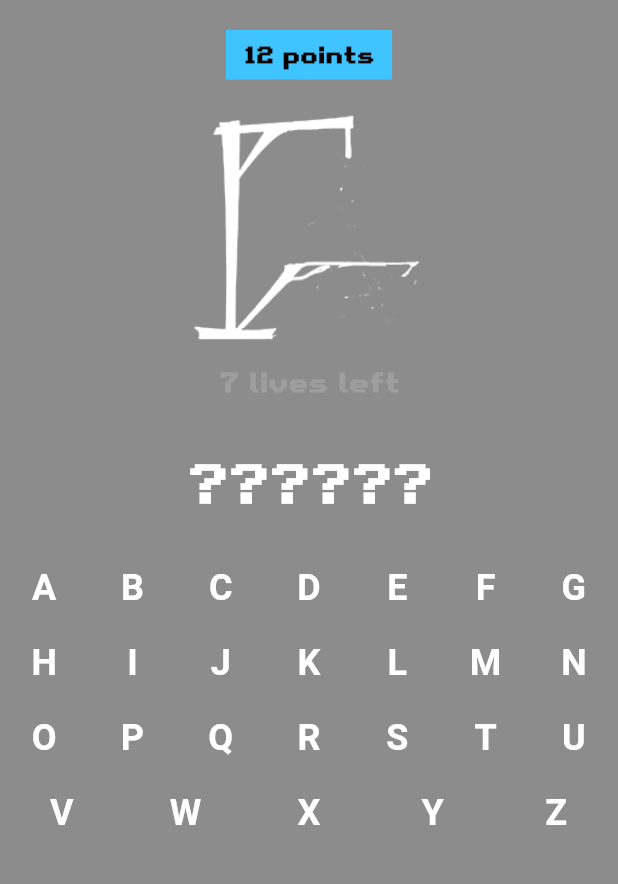
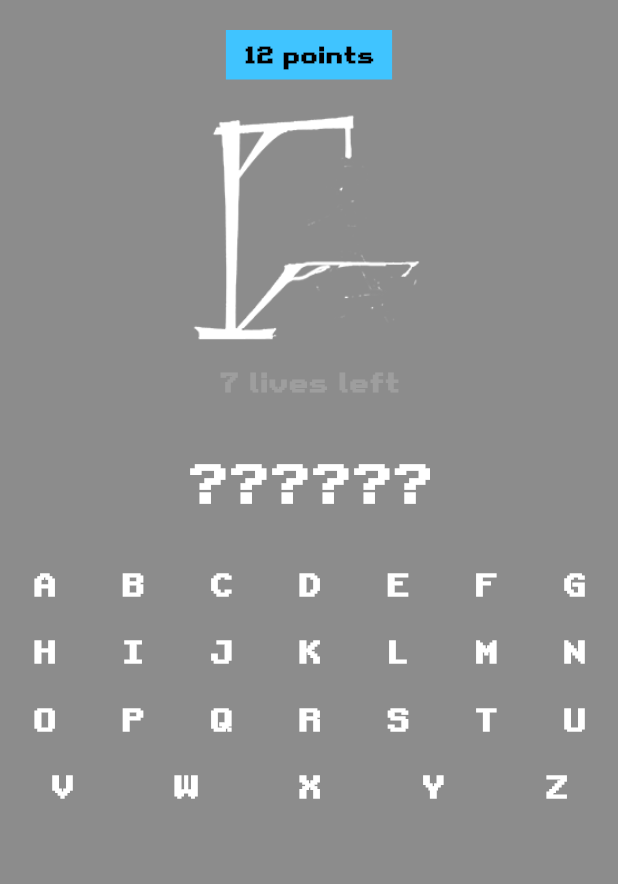
Before and after one commit to lechsebastian/hangman, a Flutter app: the screen it shows after launch, on a phone screen of 412 x 824 dp, the part 84-968 px from its top. Run offline on Flutter 3.47's test engine with Material 3 defaults, Android fonts, the phone set to English and light mode, and no system bars.

Commit message:
Change GestureDetector to InkWell in CustomKeyboard

```diff
--- a/lib/common/my_keyboard.dart
+++ b/lib/common/my_keyboard.dart
@@ -1,4 +1,5 @@
 import 'package:flutter/material.dart';
+import 'package:hangman/utils/utils.dart';
 
 class CustomKeyboard extends StatelessWidget {
   final void Function(String) onKeyPress;
@@ -33,18 +34,14 @@ class CustomKeyboard extends StatelessWidget {
   }
 
   Widget _buildKey(String key) {
-    return GestureDetector(
+    return InkWell(
       onTap: () => onKeyPress(key),
       child: Container(
         padding: const EdgeInsets.all(8),
         child: Center(
           child: Text(
             key,
-            style: const TextStyle(
-              color: Colors.white,
-              fontSize: 24,
-              fontWeight: FontWeight.w700,
-            ),
+            style: retroStyle(20, Colors.white, FontWeight.w700),
           ),
         ),
       ),
--- a/lib/pages/home_page.dart
+++ b/lib/pages/home_page.dart
@@ -67,7 +67,9 @@ class _GameScreenState extends State<GameScreen> {
                 style: retroStyle(35, Colors.white, FontWeight.w700),
               ),
               const SizedBox(height: 20),
-              CustomKeyboard.MyKeyboard(onKeyPress: (key) {}),
+              CustomKeyboard.MyKeyboard(onKeyPress: (key) {
+                print(key);
+              }),
             ],
           ),
         ),
```
